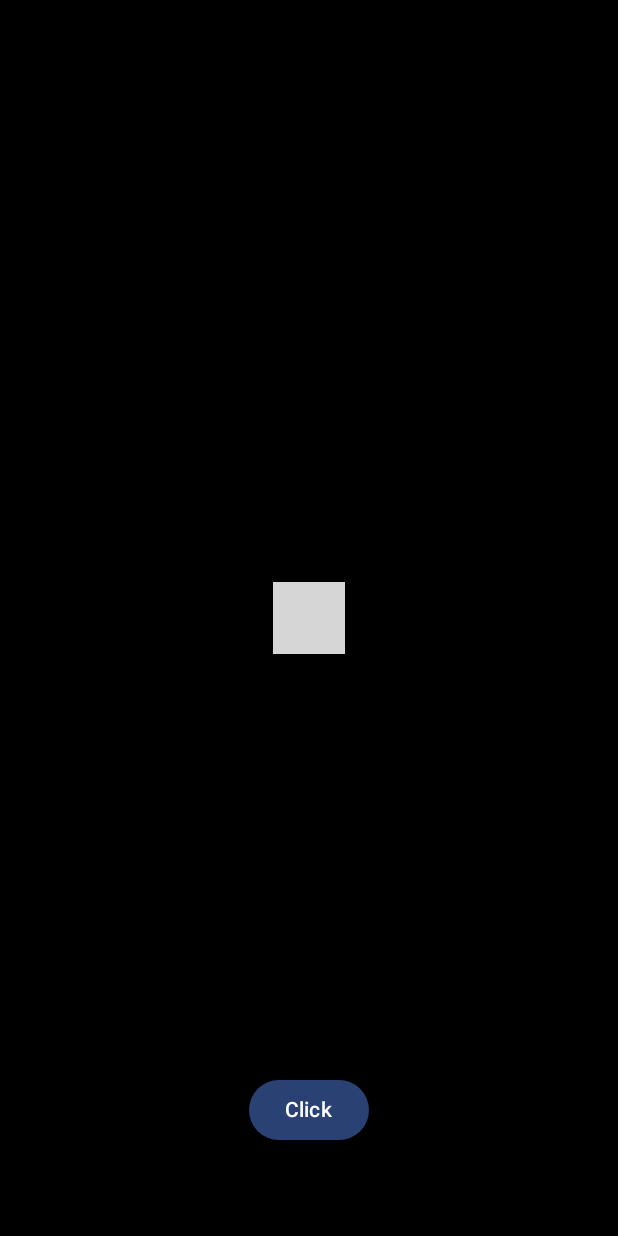
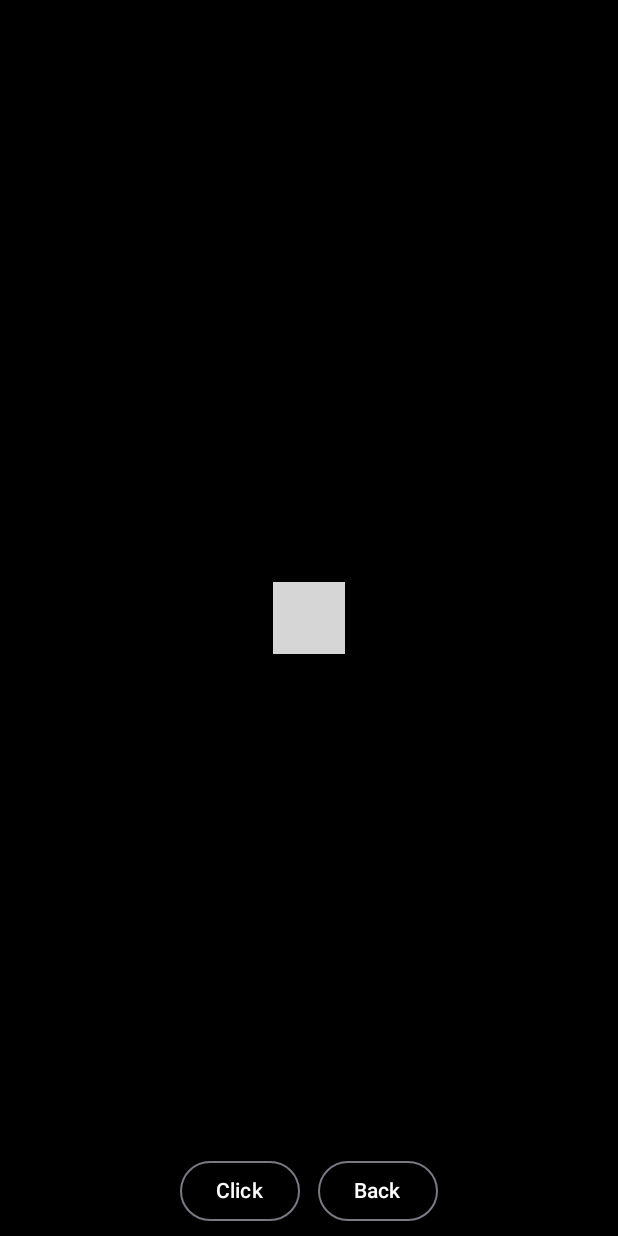
Before and after one commit to G0D-Here/AiMCQsGenerator, an Android app built with Jetpack Compose: the composable CameraScreen shown on its own in the app's theme, on a phone screen of 412 x 824 dp. Run offline under Robolectric (Android 15) with nearby library versions, the phone set to English and light mode, and no system bars; our stand-ins replace Dagger/Hilt's generated code, Firebase (no records; nobody signed in at launch, a user with empty details on screens opened directly); libraries missing offline, so code that uses them is left out: androidx.camera.core, androidx.camera.view, com.google.mlkit.vision; 3 statements that could not run were skipped; grey boxes are pictures that could not be loaded.

```diff
--- a/app/src/main/java/com/example/aivideonote/MainActivity.kt
+++ b/app/src/main/java/com/example/aivideonote/MainActivity.kt
@@ -18,7 +18,7 @@ class MainActivity : ComponentActivity() {
         super.onCreate(savedInstanceState)
         enableEdgeToEdge()
         setContent {
-            AiVideoNoteTheme {
+            AiVideoNoteTheme(darkTheme = false) {
                 Scaffold(modifier = Modifier.fillMaxSize()) { innerPadding ->
                     Auth(modifier = Modifier.padding(innerPadding))
                 }
--- a/app/src/main/java/com/example/aivideonote/screen/MainScreen.kt
+++ b/app/src/main/java/com/example/aivideonote/screen/MainScreen.kt
@@ -107,7 +107,7 @@ fun MainScreen(
     var score by remember { mutableIntStateOf(0) }
     var text by remember { mutableStateOf("Do You Know?\uD83E\uDD28") }
     var showDifficulty by remember { mutableStateOf(false) }
-    var langClicked by remember { mutableStateOf(false) }
+    var langClicked by remember { mutableStateOf(true) }
     var lang by remember { mutableStateOf("English") }
     var profileCard by remember { mutableStateOf(false) }
 
@@ -280,7 +280,7 @@ fun MainScreen(
         }
 
         AnimatedVisibility(
-            visible = searchBarVisible,
+            visible = searchBarVisible && !viewModel.camera,
             modifier = Modifier
 //                .padding(2.dp)
                 .fillMaxWidth()
@@ -523,7 +523,7 @@ fun LevelButton(
             .border(1.dp, color, RoundedCornerShape(22.dp))
             .clickable(
                 interactionSource = interactionSource,
-                indication = null, // 👈 disables ripple
+                indication = null,
                 onClick = { onClick(text) }
             )
             .padding(vertical = 8.dp, horizontal = 16.dp),
--- a/app/src/main/java/com/example/aivideonote/screen/YouTubeScreen.kt
+++ b/app/src/main/java/com/example/aivideonote/screen/YouTubeScreen.kt
@@ -19,12 +19,14 @@ import androidx.compose.foundation.background
 import androidx.compose.foundation.border
 import androidx.compose.foundation.layout.Box
 import androidx.compose.foundation.layout.Column
+import androidx.compose.foundation.layout.Row
 import androidx.compose.foundation.layout.Spacer
 import androidx.compose.foundation.layout.fillMaxSize
 import androidx.compose.foundation.layout.fillMaxWidth
 import androidx.compose.foundation.layout.height
 import androidx.compose.foundation.layout.padding
 import androidx.compose.material3.Button
+import androidx.compose.material3.OutlinedButton
 import androidx.compose.material3.Text
 import androidx.compose.runtime.Composable
 import androidx.compose.runtime.LaunchedEffect
@@ -94,22 +96,32 @@ fun CameraScreen(
                     .fillMaxWidth()
                     .height(100.dp)
             )
-            Box(
+            Row(
                 Modifier
-                    .align(Alignment.Center)
-                    .border(1.dp, Color.Green)
-            )
-            Button(
-                onClick = {
-                    text(extractedText)
-                    viewModel.camera = false
-                },
-                modifier = Modifier
                     .align(Alignment.BottomCenter)
-                    .padding(60.dp)
             ) {
-                Text("Click")
+                OutlinedButton(
+                    onClick = {
+                        text(extractedText)
+                        viewModel.camera = false
+                    },
+                    modifier = Modifier
+                        .padding(6.dp)
+                ) {
+                    Text("Click", color = Color.White)
+                }
+
+                OutlinedButton(
+                    onClick = {
+                        viewModel.camera = false
+                    },
+                    modifier = Modifier
+                        .padding(6.dp)
+                ) {
+                    Text("Back", color = Color.White)
+                }
             }
+
         }
 }
 
```
Also changed, not shown: app/src/main/java/com/example/aivideonote/screen/CustomQuizScreen.kt (+5 -2 lines).
